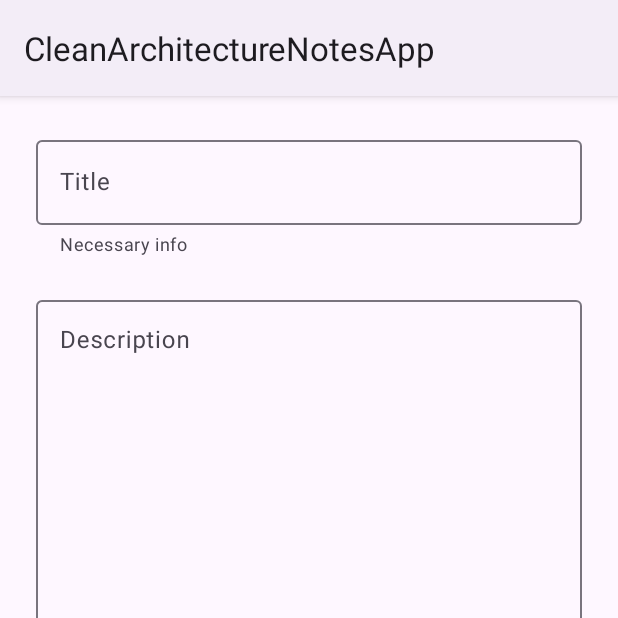
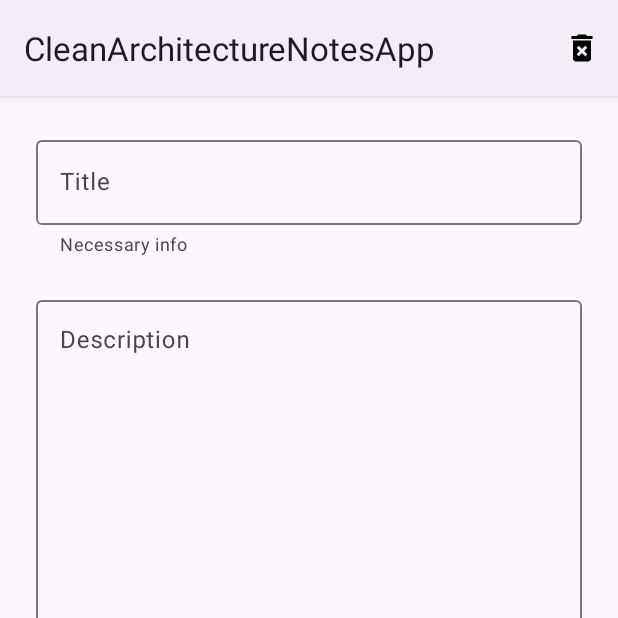
Before and after one commit to sergionaude/CleanArchitectureNotesApp, an Android app: the screen it shows after launch (MainActivity), after a tap on an icon or button, on a phone screen of 412 x 824 dp, the top half of it. Run offline under Robolectric (Android 15) with nearby library versions, the phone set to English and light mode, and no system bars; our stand-ins replace Dagger/Hilt's generated code, Room's generated code.

Commit message:
Add Dagger dependency injection and counting words use case

```diff
--- a/app/src/main/java/com/sergionaude/cleanarchitecturenotesapp/framework/UseCases.kt
+++ b/app/src/main/java/com/sergionaude/cleanarchitecturenotesapp/framework/UseCases.kt
@@ -3,6 +3,7 @@ package com.sergionaude.cleanarchitecturenotesapp.framework
 import com.sergionaude.core.usecase.AddNote
 import com.sergionaude.core.usecase.GetAllNotes
 import com.sergionaude.core.usecase.GetNote
+import com.sergionaude.core.usecase.GetWordCount
 import com.sergionaude.core.usecase.RemoveNote
 
 data class UseCases(
@@ -10,4 +11,5 @@ data class UseCases(
     val getAllNotes: GetAllNotes,
     val getNote: GetNote,
     val removeNote: RemoveNote,
+    val getWordCount: GetWordCount,
 )
--- /dev/null
+++ b/app/src/main/java/com/sergionaude/cleanarchitecturenotesapp/framework/di/ApplicationModule.kt
@@ -0,0 +1,15 @@
+package com.sergionaude.cleanarchitecturenotesapp.framework.di
+
+import android.app.Application
+import dagger.Module
+import dagger.Provides
+import javax.inject.Singleton
+
+@Module
+@Singleton
+class ApplicationModule(
+    val app: Application,
+) {
+    @Provides
+    fun getApplication() = app
+}
--- /dev/null
+++ b/app/src/main/java/com/sergionaude/cleanarchitecturenotesapp/framework/di/RepositoryNoteModule.kt
@@ -0,0 +1,15 @@
+package com.sergionaude.cleanarchitecturenotesapp.framework.di
+
+import android.app.Application
+import com.sergionaude.cleanarchitecturenotesapp.framework.RoomDataBaseService
+import com.sergionaude.core.repository.NoteRepository
+import dagger.Module
+import dagger.Provides
+import javax.inject.Singleton
+
+@Module
+@Singleton
+class RepositoryNoteModule {
+    @Provides
+    fun providesRepository(app: Application) = NoteRepository(RoomDataBaseService(context = app))
+}
--- /dev/null
+++ b/app/src/main/java/com/sergionaude/cleanarchitecturenotesapp/framework/di/UseCasesModule.kt
@@ -0,0 +1,26 @@
+package com.sergionaude.cleanarchitecturenotesapp.framework.di
+
+import com.sergionaude.cleanarchitecturenotesapp.framework.UseCases
+import com.sergionaude.core.repository.NoteRepository
+import com.sergionaude.core.usecase.AddNote
+import com.sergionaude.core.usecase.GetAllNotes
+import com.sergionaude.core.usecase.GetNote
+import com.sergionaude.core.usecase.GetWordCount
+import com.sergionaude.core.usecase.RemoveNote
+import dagger.Module
+import dagger.Provides
+import javax.inject.Singleton
+
+@Module
+@Singleton
+class UseCasesModule {
+    @Provides
+    fun providesUseCases(repository: NoteRepository) =
+        UseCases(
+            AddNote(repository),
+            GetAllNotes(repository),
+            GetNote(repository),
+            RemoveNote(repository),
+            GetWordCount(),
+        )
+}
--- a/app/src/main/java/com/sergionaude/cleanarchitecturenotesapp/framework/vm/ListViewModel.kt
+++ b/app/src/main/java/com/sergionaude/cleanarchitecturenotesapp/framework/vm/ListViewModel.kt
@@ -4,35 +4,35 @@ import android.app.Application
 import androidx.lifecycle.AndroidViewModel
 import androidx.lifecycle.MutableLiveData
 import androidx.lifecycle.viewModelScope
-import com.sergionaude.cleanarchitecturenotesapp.framework.RoomDataBaseService
 import com.sergionaude.cleanarchitecturenotesapp.framework.UseCases
+import com.sergionaude.cleanarchitecturenotesapp.framework.di.ApplicationModule
+import com.sergionaude.cleanarchitecturenotesapp.framework.di.DaggerViewModelComponent
 import com.sergionaude.core.data.Note
-import com.sergionaude.core.repository.NoteRepository
-import com.sergionaude.core.usecase.AddNote
-import com.sergionaude.core.usecase.GetAllNotes
-import com.sergionaude.core.usecase.GetNote
-import com.sergionaude.core.usecase.RemoveNote
 import kotlinx.coroutines.Dispatchers
 import kotlinx.coroutines.launch
+import javax.inject.Inject
 
 class ListViewModel(
     application: Application,
 ) : AndroidViewModel(application = application) {
-    private val noteRepository = NoteRepository(RoomDataBaseService(context = application))
-
-    private val useCases =
-        UseCases(
-            addNote = AddNote(noteRepository = noteRepository),
-            getNote = GetNote(noteRepository = noteRepository),
-            getAllNotes = GetAllNotes(noteRepository = noteRepository),
-            removeNote = RemoveNote(noteRepository = noteRepository),
-        )
+    @Inject lateinit var useCases: UseCases
 
     val notesList = MutableLiveData<List<Note>>()
+
+    init {
+        DaggerViewModelComponent
+            .builder()
+            .applicationModule(ApplicationModule(getApplication()))
+            .build()
+            .inject(this)
+    }
 
     fun getAllNotes() {
         viewModelScope.launch(Dispatchers.IO) {
             val noteList = useCases.getAllNotes()
+            noteList.forEach {
+                it.wordCount = useCases.getWordCount.invoke(it)
+            }
             notesList.postValue(noteList)
         }
     }
--- a/app/src/main/java/com/sergionaude/cleanarchitecturenotesapp/framework/vm/NoteViewModel.kt
+++ b/app/src/main/java/com/sergionaude/cleanarchitecturenotesapp/framework/vm/NoteViewModel.kt
@@ -4,37 +4,32 @@ import android.app.Application
 import androidx.lifecycle.AndroidViewModel
 import androidx.lifecycle.MutableLiveData
 import androidx.lifecycle.viewModelScope
-import com.sergionaude.cleanarchitecturenotesapp.framework.RoomDataBaseService
 import com.sergionaude.cleanarchitecturenotesapp.framework.UseCases
+import com.sergionaude.cleanarchitecturenotesapp.framework.di.ApplicationModule
+import com.sergionaude.cleanarchitecturenotesapp.framework.di.DaggerViewModelComponent
 import com.sergionaude.core.data.Note
-import com.sergionaude.core.repository.NoteRepository
-import com.sergionaude.core.usecase.AddNote
-import com.sergionaude.core.usecase.GetAllNotes
-import com.sergionaude.core.usecase.GetNote
-import com.sergionaude.core.usecase.RemoveNote
 import kotlinx.coroutines.Dispatchers
 import kotlinx.coroutines.launch
+import javax.inject.Inject
 
 class NoteViewModel(
     application: Application,
 ) : AndroidViewModel(application = application) {
-    private val noteRepository = NoteRepository(RoomDataBaseService(context = application))
+    @Inject lateinit var useCases: UseCases
 
-    private val useCases =
-        UseCases(
-            addNote = AddNote(noteRepository = noteRepository),
-            getNote = GetNote(noteRepository = noteRepository),
-            getAllNotes = GetAllNotes(noteRepository = noteRepository),
-            removeNote = RemoveNote(noteRepository = noteRepository),
-        )
+    val saved = MutableLiveData(false)
 
-    val saved = MutableLiveData<Boolean>(false)
+    init {
+        DaggerViewModelComponent
+            .builder()
+            .applicationModule(ApplicationModule(getApplication()))
+            .build()
+            .inject(this)
+
+        saved.postValue(false)
+    }
 
     val note = MutableLiveData<Note?>()
-
-    init {
-        saved.postValue(false)
-    }
 
     fun saveNote(note: Note) {
         viewModelScope.launch(Dispatchers.IO) {
--- a/app/src/main/java/com/sergionaude/cleanarchitecturenotesapp/presentation/recycler/NoteViewHolder.kt
+++ b/app/src/main/java/com/sergionaude/cleanarchitecturenotesapp/presentation/recycler/NoteViewHolder.kt
@@ -16,6 +16,7 @@ class NoteViewHolder(
     private val noteTitle = view.findViewById<TextView>(R.id.item_note_title)
     private val noteDescription = view.findViewById<TextView>(R.id.item_note_content)
     private val noteDate = view.findViewById<TextView>(R.id.item_note_date)
+    private val noteWordsNumber = view.findViewById<TextView>(R.id.item_note_count_words)
 
     fun bind(note: Note) {
         noteTitle.text = note.title
@@ -27,5 +28,7 @@ class NoteViewHolder(
         noteLayout.setOnClickListener {
             listAction.onClick(note.id)
         }
+
+        noteWordsNumber.text = "Words: ${note.wordCount}"
     }
 }
--- a/app/src/main/java/com/sergionaude/cleanarchitecturenotesapp/presentation/ui/fragments/NoteFragment.kt
+++ b/app/src/main/java/com/sergionaude/cleanarchitecturenotesapp/presentation/ui/fragments/NoteFragment.kt
@@ -1,8 +1,12 @@
 package com.sergionaude.cleanarchitecturenotesapp.presentation.ui.fragments
 
+import android.app.AlertDialog
 import android.os.Bundle
 import android.util.Log
 import android.view.LayoutInflater
+import android.view.Menu
+import android.view.MenuInflater
+import android.view.MenuItem
 import android.view.View
 import android.view.ViewGroup
 import android.widget.Toast
@@ -10,10 +14,10 @@ import androidx.fragment.app.Fragment
 import androidx.fragment.app.viewModels
 import androidx.navigation.fragment.findNavController
 import com.google.android.material.textfield.TextInputEditText
+import com.sergionaude.cleanarchitecturenotesapp.R
 import com.sergionaude.cleanarchitecturenotesapp.databinding.FragmentNoteBinding
 import com.sergionaude.cleanarchitecturenotesapp.framework.vm.NoteViewModel
 import com.sergionaude.core.data.Note
-import timber.log.Timber
 
 class NoteFragment : Fragment() {
     private val viewModel: NoteViewModel by viewModels()
@@ -38,7 +42,9 @@ class NoteFragment : Fragment() {
         binding = FragmentNoteBinding.inflate(layoutInflater)
         arguments?.let {
             noteId = NoteFragmentArgs.fromBundle(it).id
+            Log.d("NoteId", "Note Id value is $noteId")
         }
+        setHasOptionsMenu(true)
         return binding!!.root
     }
 
@@ -54,7 +60,6 @@ class NoteFragment : Fragment() {
 
         if (noteId != 0L) {
             viewModel.getNote(noteId)
-            Timber.d("IdNote is not null and have call to viewmodel")
         }
 
         super.onViewCreated(view, savedInstanceState)
@@ -75,7 +80,6 @@ class NoteFragment : Fragment() {
                     currentNote = noteValue
                     title.setText(noteValue.title)
                     description.setText(noteValue.content)
-                    Timber.d("It was loaded a note successfully")
                 }
             }
         }
@@ -100,10 +104,32 @@ class NoteFragment : Fragment() {
         }
 
         binding?.noteBtnDelete?.setOnClickListener {
-            Log.e("TAG", "$currentNote")
             viewModel.removeNote(noteValue = currentNote)
-            Timber.d("User is trying to remove note")
             findNavController().popBackStack()
         }
     }
+
+    override fun onCreateOptionsMenu(
+        menu: Menu,
+        inflater: MenuInflater,
+    ) {
+        inflater.inflate(R.menu.note_menu, menu)
+        super.onCreateOptionsMenu(menu, inflater)
+    }
+
+    override fun onOptionsItemSelected(item: MenuItem): Boolean {
+        if (item.itemId == R.id.note_delete_icon && noteId != 0L) {
+            AlertDialog
+                .Builder(context)
+                .setTitle("Delete note")
+                .setMessage("Are you sure you want to delete this note?")
+                .setPositiveButton("Yes") { _, _ ->
+                    viewModel.removeNote(noteValue = currentNote)
+                    findNavController().popBackStack()
+                }.setNegativeButton("Cancel") { _, _ -> }
+                .create()
+                .show()
+        }
+        return true
+    }
 }
--- /dev/null
+++ b/app/src/main/res/drawable/ic_delete_menu.xml
@@ -0,0 +1,9 @@
+<vector xmlns:android="http://schemas.android.com/apk/res/android"
+    android:width="24dp"
+    android:height="24dp"
+    android:viewportWidth="24.0"
+    android:viewportHeight="24.0">
+    <path
+        android:fillColor="#FF000000"
+        android:pathData="M6,19c0,1.1 0.9,2 2,2h8c1.1,0 2,-0.9 2,-2L18,7L6,7v12zM8.46,11.88l1.41,-1.41L12,12.59l2.12,-2.12 1.41,1.41L13.41,14l2.12,2.12 -1.41,1.41L12,15.41l-2.12,2.12 -1.41,-1.41L10.59,14l-2.13,-2.12zM15.5,4l-1,-1h-5l-1,1L5,4v2h14L19,4z"/>
+</vector>
--- /dev/null
+++ b/app/src/main/res/menu/note_menu.xml
@@ -0,0 +1,10 @@
+<?xml version="1.0" encoding="utf-8"?>
+<menu xmlns:android="http://schemas.android.com/apk/res/android"
+    xmlns:app="http://schemas.android.com/apk/res-auto">
+
+    <item
+        android:id="@+id/note_delete_icon"
+        android:icon="@drawable/ic_delete_menu"
+        app:showAsAction="always"
+        android:title="Delete note"/>
+</menu>
--- a/build.gradle.kts
+++ b/build.gradle.kts
@@ -2,7 +2,7 @@
 plugins {
     id("com.android.application") version "8.2.0" apply false
     id("org.jetbrains.kotlin.android") version "1.9.10" apply false
-    id("com.google.dagger.hilt.android") version "2.51.1" apply false
+//    id("com.google.dagger.hilt.android") version "2.51.1" apply false
     id("org.jetbrains.kotlin.jvm") version "1.9.24" apply false
 }
 
--- a/core/src/main/java/com/sergionaude/core/data/Note.kt
+++ b/core/src/main/java/com/sergionaude/core/data/Note.kt
@@ -6,4 +6,5 @@ data class Note(
     var content: String,
     var creationTime: Long,
     var updatedTime: Long,
+    var wordCount: Int = 0,
 )
```
Also changed, not shown: app/build.gradle.kts (+6 -5 lines), app/src/main/java/com/sergionaude/cleanarchitecturenotesapp/framework/di/ViewModelComponent.kt (added, +12 -0 lines), app/src/main/res/layout/note_item.xml (+13 -2 lines), core/src/main/java/com/sergionaude/core/usecase/GetWordCount.kt (added, +14 -0 lines).
